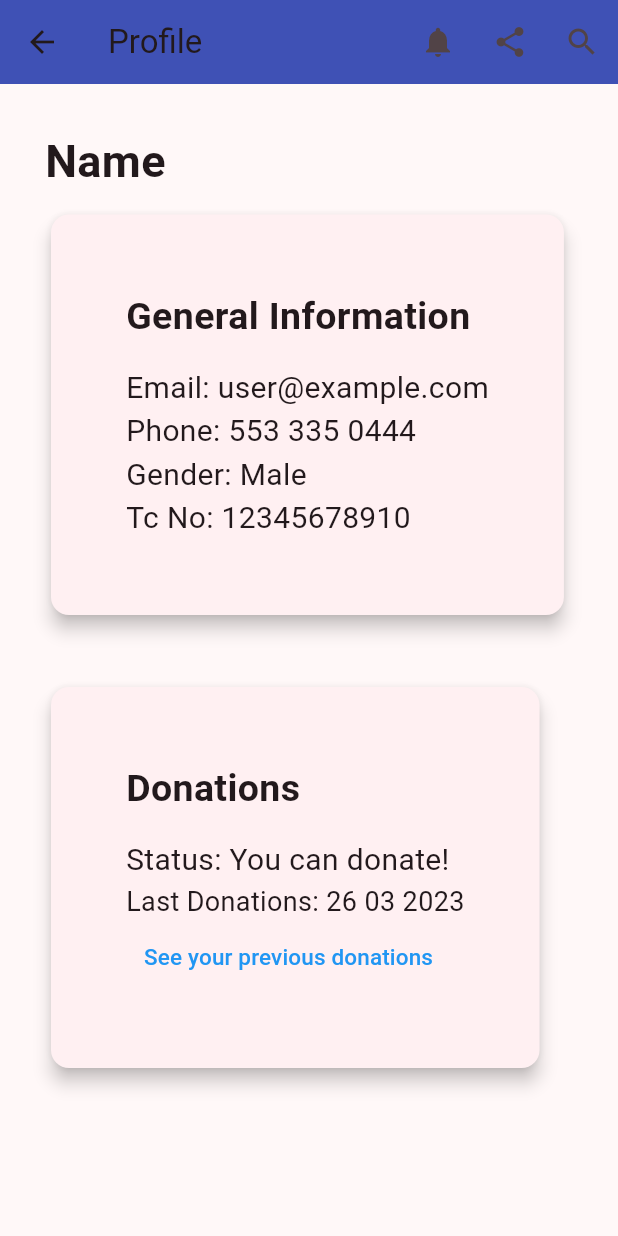
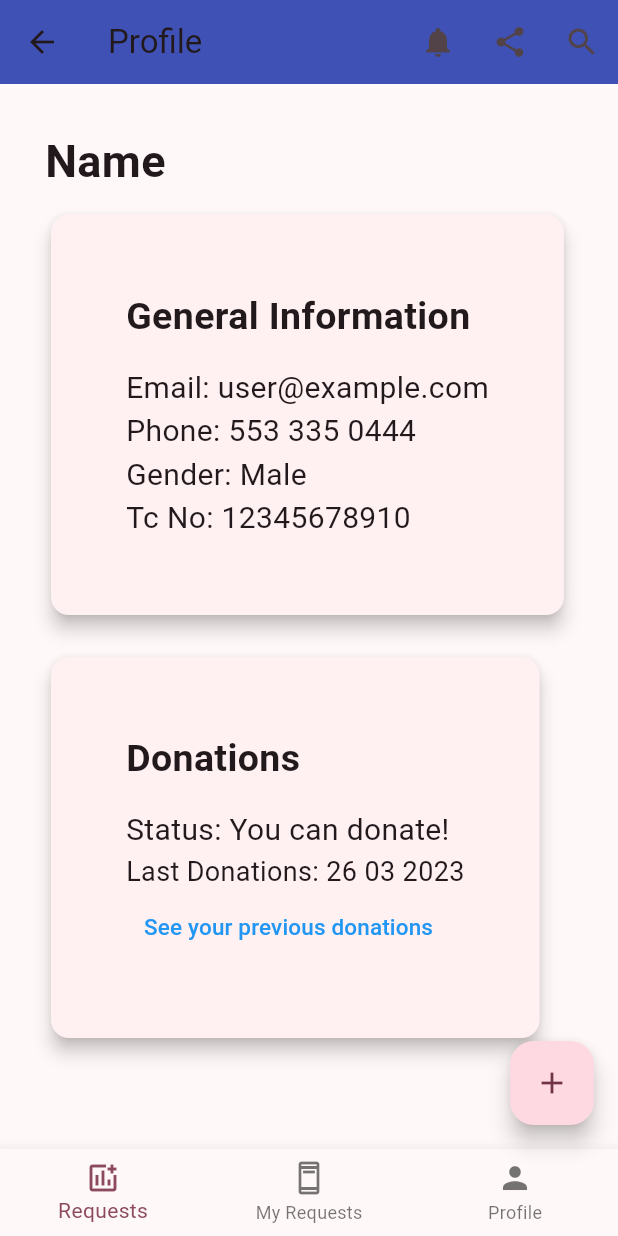
Before and after one commit to Project-Beevent/Beevent_mobile, a Flutter app: the ProfilePage screen opened directly, on a phone screen of 412 x 824 dp. Run offline on Flutter 3.47's test engine with Material 3 defaults, Android fonts, the light colour scheme and no system bars.

Commit message:
add request page is added

```diff
--- a/lib/View/ProfilePage.dart
+++ b/lib/View/ProfilePage.dart
@@ -1,6 +1,5 @@
-// profile_page.dart
-
 import 'package:flutter/material.dart';
+import 'package:beevent_flutter/View/AddRequestPage.dart';
 
 class ProfilePage extends StatelessWidget {
   const ProfilePage({Key? key});
@@ -43,7 +42,6 @@ class ProfilePage extends StatelessWidget {
                 ),
               ),
               const SizedBox(height: 10),
-
               Card(
                 elevation: 5,
                 child: Padding(
@@ -68,7 +66,7 @@ class ProfilePage extends StatelessWidget {
                 ),
               ),
               const Padding(
-                padding: EdgeInsets.all(20.0),
+                padding: EdgeInsets.all(10.0),
               ),
               Card(
                 elevation: 5,
@@ -89,7 +87,6 @@ class ProfilePage extends StatelessWidget {
                       Text('Last Donations: 26 03 2023', style: TextStyle(fontSize: 18)),
                       TextButton(
                         onPressed: () {
-                          // Show a popup instead of navigating to a new screen
                           showDialog(
                             context: context,
                             builder: (BuildContext context) {
@@ -121,6 +118,40 @@ class ProfilePage extends StatelessWidget {
           ),
         ),
       ),
+      floatingActionButton: FloatingActionButton(
+        onPressed: () {
+          Navigator.push(context, MaterialPageRoute(builder: (context) => AddRequestPage()));
+        },
+        tooltip: 'Add Request',
+        child: Icon(Icons.add),
+      ),
+      bottomNavigationBar: BottomNavigationBar(
+        items: const <BottomNavigationBarItem>[
+          BottomNavigationBarItem(
+            icon: Icon(Icons.add_chart_outlined),
+            label: 'Requests',
+          ),
+          BottomNavigationBarItem(
+            icon: Icon(Icons.ad_units_outlined),
+            label: 'My Requests',
+          ),
+          BottomNavigationBarItem(
+            icon: Icon(Icons.person),
+            label: 'Profile',
+          ),
+        ],
+        onTap: (index) {
+          if (index == 2) {
+            // Navigate to the same ProfilePage when the 'Profile' tab is selected
+            Navigator.push(
+              context,
+              MaterialPageRoute(builder: (context) => ProfilePage()),
+            );
+          } else {
+            // Handle navigation for other tabs if needed
+          }
+        },
+      ),
     );
   }
 }
```
Also changed, not shown: lib/View/AddRequestPage.dart (added, +54 -0 lines), lib/View/main.dart (+35 -35 lines).
